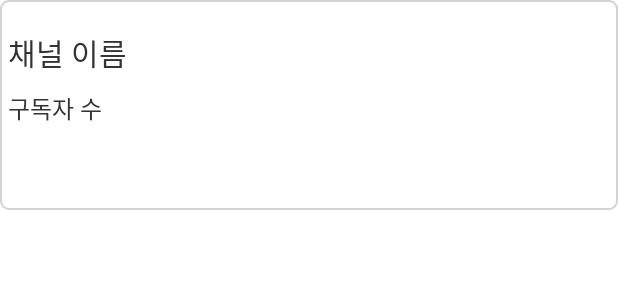
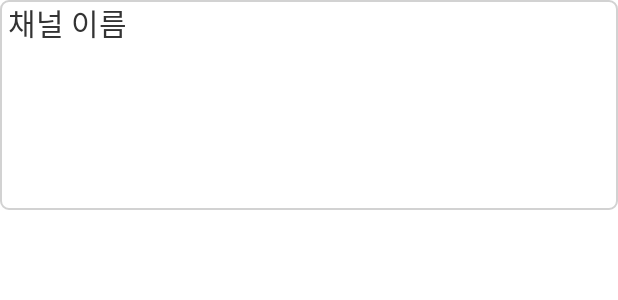
Before and after one commit to Hackaton-Searcher/Searcher-Android, an Android app: the layout channel_item.xml on its own in the app's theme, with its tools: preview values and no code run, on a phone screen of 412 x 824 dp. Shown: the top 300 px of the screen. Run offline under Robolectric (Android 15) with nearby library versions, the phone set to English and light mode, and no system bars.

```diff
--- a/app/src/main/java/kr/hs/dgsw/hackathon/searcher_android/adapter/callback/YoutubeDiffUtilCallBack.kt
+++ b/app/src/main/java/kr/hs/dgsw/hackathon/searcher_android/adapter/callback/YoutubeDiffUtilCallBack.kt
@@ -1,9 +1,10 @@
 package kr.hs.dgsw.hackathon.searcher_android.adapter.callback
 
+import androidx.lifecycle.LifecycleOwner
 import androidx.recyclerview.widget.DiffUtil
 import kr.hs.dgsw.hackathon.searcher_android.model.response.YoutuberListData
 
-class YoutubeDiffUtilCallBack : DiffUtil.ItemCallback<YoutuberListData>() {
+object YoutubeDiffUtilCallBack : DiffUtil.ItemCallback<YoutuberListData>() {
     override fun areItemsTheSame(oldItem: YoutuberListData, newItem: YoutuberListData): Boolean {
         return oldItem.channelId == newItem.channelId
     }
--- a/app/src/main/res/layout/channel_item.xml
+++ b/app/src/main/res/layout/channel_item.xml
@@ -26,28 +26,14 @@
             android:layout_width="wrap_content"
             android:layout_height="wrap_content"
             android:textSize="20sp"
-            android:layout_marginTop="20dp"
             android:ellipsize="end"
+            android:layout_gravity="center_vertical"
             android:fontFamily="@font/notosans_bold"
             android:includeFontPadding="false"
             android:textColor="@color/light_black"
             app:layout_constraintStart_toStartOf="parent"
             app:layout_constraintTop_toTopOf="parent"
             tools:text="채널 이름" />
-
-        <TextView
-            android:id="@+id/tv_subscriber"
-            android:layout_width="wrap_content"
-            android:layout_height="wrap_content"
-            android:fontFamily="@font/notosans_medium"
-            android:textSize="16sp"
-            android:layout_marginTop="10dp"
-            android:includeFontPadding="false"
-            android:textColor="@color/light_black"
-            app:layout_constraintBottom_toBottomOf="parent"
-            app:layout_constraintStart_toStartOf="parent"
-            app:layout_constraintTop_toBottomOf="@+id/tv_channel_name"
-            tools:text="구독자 수" />
 
         </LinearLayout>
 
```
Also changed, not shown: app/src/main/java/kr/hs/dgsw/hackathon/searcher_android/viewmodel/item/ChannelItemViewModel.kt (+22 -0 lines).
